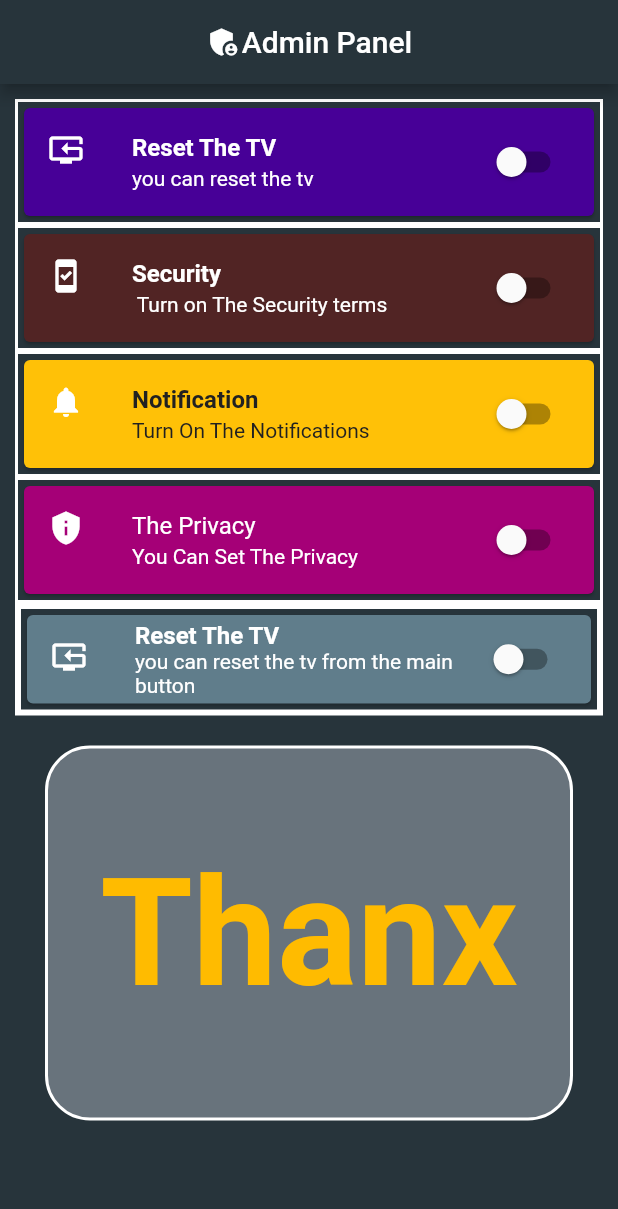
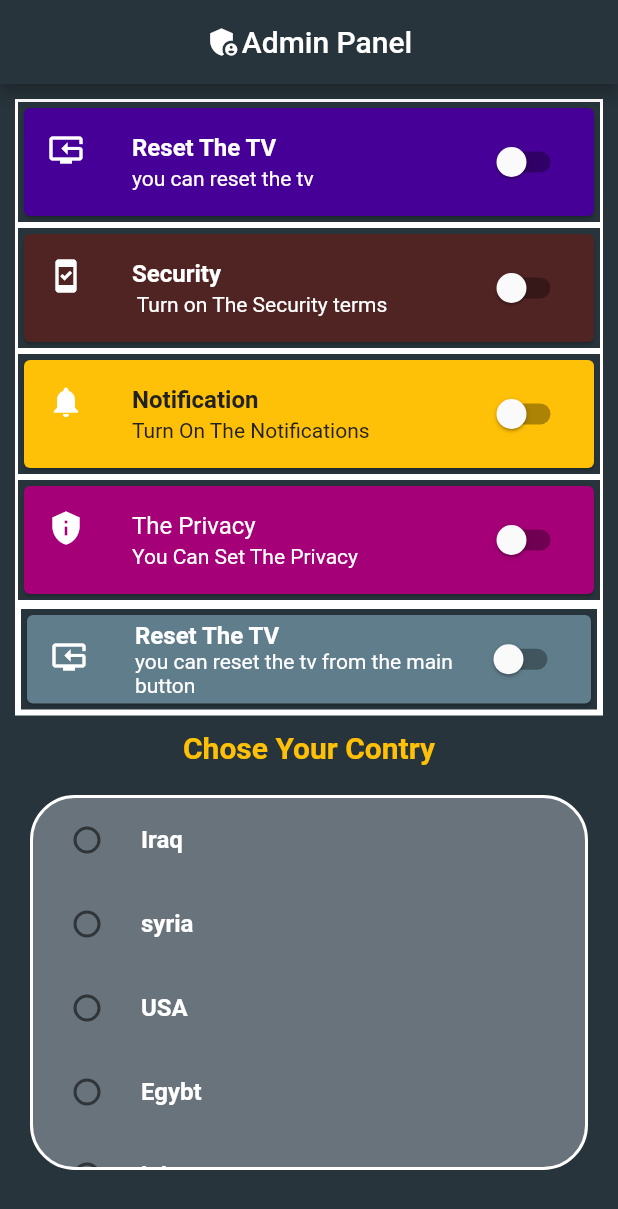
Before and after one commit to AMN-2/fourthapp, a Flutter app: the screen it shows after launch, on a phone screen of 412 x 824 dp. Shown: the top 1209 px of the screen. Run offline on Flutter 3.47's test engine with Material 2 defaults, Android fonts, the phone set to English and light mode, and no system bars.

Commit message:
ADD the main app in the material function

```diff
--- a/lib/main.dart
+++ b/lib/main.dart
@@ -1,4 +1,4 @@
-// ignore_for_file: prefer_const_constructors, avoid_print, avoid_unnecessary_containers, sized_box_for_whitespace
+// ignore_for_file: prefer_const_constructors, avoid_print, avoid_unnecessary_containers, sized_box_for_whitespace, non_constant_identifier_names
 
 import 'package:flutter/material.dart';
 
@@ -14,6 +14,7 @@ class MyApp extends StatefulWidget {
 }
 
 class _MyAppState extends State<MyApp> {
+  String? Contry;
   bool status1 = false;
   bool status2 = false;
   bool status3 = false;
@@ -216,36 +217,116 @@ class _MyAppState extends State<MyApp> {
                 ),
               ),
               Container(
-                margin: EdgeInsets.all(20),
+                padding: EdgeInsets.all(10),
+                child: Center(
+                  child: Text(
+                    "Chose Your Contry",
+                    style: TextStyle(
+                        fontSize: 20,
+                        fontWeight: FontWeight.bold,
+                        color: Colors.amber),
+                  ),
+                ),
+              ),
+              Container(
+                margin: EdgeInsets.all(10),
                 decoration: BoxDecoration(
                   border: Border.all(width: 2, color: Colors.white),
                   borderRadius: BorderRadius.circular(30),
                   color: const Color.fromARGB(255, 104, 115, 124),
                 ),
                 height: 250,
-                child: Column(
-                  mainAxisAlignment: MainAxisAlignment.spaceAround,
-                  children: const [
-                    Text(
-                      "Thanx",
-                      style: TextStyle(
-                        fontWeight: FontWeight.bold,
-                        fontSize: 100,
-                        color: Color.fromARGB(255, 255, 187, 0),
+                child: ListView(
+                  children: [
+                    RadioListTile(
+                      activeColor: Colors.amber,
+                      title: Text(
+                        "Iraq",
+                        style: TextStyle(
+                          fontWeight: FontWeight.bold,
+                          color: Colors.white,
+                        ),
                       ),
+                      value: "Iraq",
+                      groupValue: Contry,
+                      onChanged: (val) {
+                        setState(() {
+                          Contry = val;
+                        });
+                      },
                     ),
-                    // Text(
-                    //   "To Use Our App ",
-                    //   style: TextStyle(
-                    //     fontSize: 15,
-                    //     fontWeight: FontWeight.bold,
-                    //     color: Colors.white,
-                    //   ),
-                    // ),
-                  ], // children
+                    RadioListTile(
+                      activeColor: Colors.amber,
+                      title: Text(
+                        "syria",
+                        style: TextStyle(
+                          fontWeight: FontWeight.bold,
+                          color: Colors.white,
+                        ),
+                      ),
+                      value: "syria",
+                      groupValue: Contry,
+                      onChanged: (val) {
+                        setState(() {
+                          Contry = val;
+                        });
+                      },
+                    ),
+                    RadioListTile(
+                      activeColor: Colors.amber,
+                      title: Text(
+                        "USA",
+                        style: TextStyle(
+                          fontWeight: FontWeight.bold,
+                          color: Colors.white,
+                        ),
+                      ),
+                      value: "USA",
+                      groupValue: Contry,
+                      onChanged: (val) {
+                        setState(() {
+                          Contry = val;
+                        });
+                      },
+                    ),
+                    RadioListTile(
+                      activeColor: Colors.amber,
+                      title: Text(
+                        "Egybt",
+                        style: TextStyle(
+                          fontWeight: FontWeight.bold,
+                          color: Colors.white,
+                        ),
+                      ),
+                      value: "Egybt",
+                      groupValue: Contry,
+                      onChanged: (val) {
+                        setState(() {
+                          Contry = val;
+                        });
+                      },
+                    ),
+                    RadioListTile(
+                      activeColor: Colors.amber,
+                      title: Text(
+                        "lubnan",
+                        style: TextStyle(
+                          fontWeight: FontWeight.bold,
+                          color: Colors.white,
+                        ),
+                      ),
+                      value: "lubnan",
+                      groupValue: Contry,
+                      onChanged: (val) {
+                        setState(() {
+                          Contry = val;
+                        });
+                      },
+                    ),
+                  ],
                 ),
               ),
-            ], // children
+            ],
           ),
         ),
       ),
```
